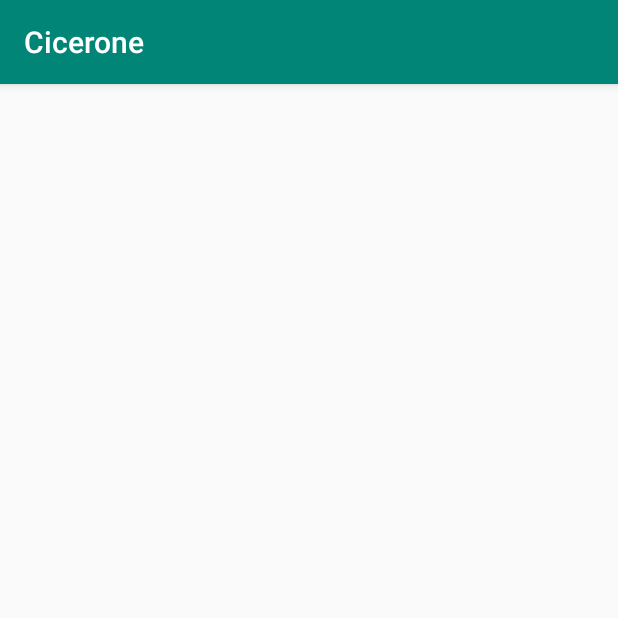
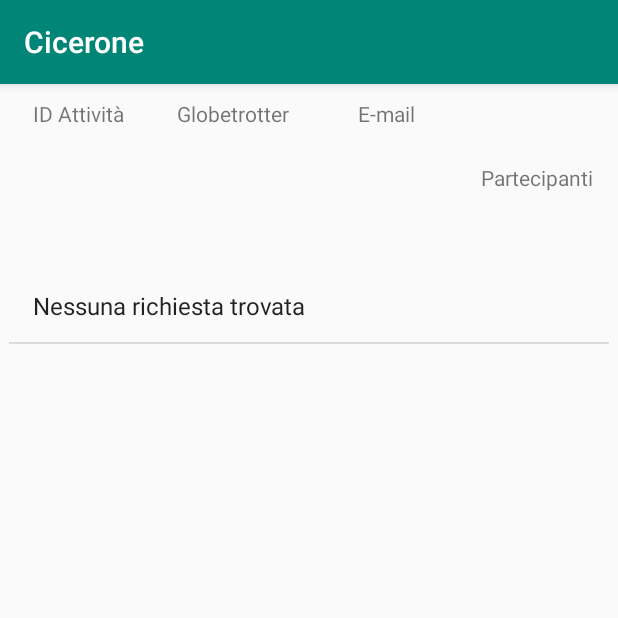
Before and after one commit to Mario-Volpe/Cicerone, an Android app: the DettaglioRichieste screen opened directly, with no data from a screen before it, on a phone screen of 412 x 824 dp, the top half of it. Run offline under Robolectric (Android 15) with nearby library versions, the phone set to English and light mode, and no system bars; 1 statement that could not run was skipped.

Commit message:
Gestione delle richieste in corso.

```diff
--- a/app/src/main/AndroidManifest.xml
+++ b/app/src/main/AndroidManifest.xml
@@ -9,8 +9,9 @@
         android:roundIcon="@mipmap/ic_launcher_round"
         android:supportsRtl="true"
         android:theme="@style/AppTheme">
-        <activity android:name=".DettaglioRichieste"></activity>
-        <activity android:name=".Rimozione" />
+        <activity android:name=".GestioneRichiesta"></activity>
+        <activity android:name=".DettaglioRichieste" />
+        <activity android:name=".DettagliAttivita" />
         <activity android:name=".Modifica" />
         <activity android:name=".Creazione" />
         <activity android:name=".FormRicerca" />
--- a/app/src/main/java/com/example/cicerone/DettaglioRichieste.java
+++ b/app/src/main/java/com/example/cicerone/DettaglioRichieste.java
@@ -1,13 +1,81 @@
 package com.example.cicerone;
 
+import android.content.Intent;
 import android.support.v7.app.AppCompatActivity;
 import android.os.Bundle;
+import android.view.View;
+import android.widget.AdapterView;
+import android.widget.ArrayAdapter;
+import android.widget.ListView;
+import android.widget.Toast;
+
+import com.example.cicerone.data.model.DBhelper;
+
+import java.util.ArrayList;
 
 public class DettaglioRichieste extends AppCompatActivity {
+    private static final String TAG = "DettaglioRichieste";
+
+    public static String getTAG() {
+        return TAG;
+    }
 
     @Override
     protected void onCreate(Bundle savedInstanceState) {
         super.onCreate(savedInstanceState);
         setContentView(R.layout.activity_dettaglio_richieste);
+
+        ListView lista = findViewById(R.id.listaAttivita);
+
+        ArrayList<String> array = new ArrayList<>();
+        ArrayList<Utente> u= new ArrayList<>(); //n richieste per attività
+        Integer idAttivita = getIntent().getExtras().getInt("id");
+        String chiamante = "richieste";
+
+        final ArrayList<Prenotazione> p = new DBhelper(DettaglioRichieste.this).getAllPrenotazioni(idAttivita,chiamante);
+
+        final Integer[] ids;
+        String avv="Nessuna richiesta trovata";
+        int flag=0;
+        int j=0;
+
+        if(p.size()==0){
+            Toast.makeText(DettaglioRichieste.this, "Nessuna richiesta trovata", Toast.LENGTH_SHORT).show();
+            flag=1;
+        }
+
+        if (flag==0) {
+            ids = new Integer[p.size()];
+            for (Prenotazione b : p) {
+                ids[j] = b.getIdAttivita();
+                Utente u2 = new Utente(this,"","","",b.getEmail(),"");
+                u.add(new DBhelper(this).getInfoUtente(u2));
+                j++;
+            }
+        }
+        else
+            array.add(avv);
+
+        ArrayAdapter<String> adapter = new ArrayAdapter<>(
+                DettaglioRichieste.this,android.R.layout.simple_list_item_1,array
+        );
+
+        FoodAdapter fadapter = new FoodAdapter(this,idAttivita,p,u,"dettaglio");
+
+        if (flag==1)
+            lista.setAdapter(adapter);
+
+        else{
+            lista.setAdapter(fadapter);
+            lista.setOnItemClickListener(new AdapterView.OnItemClickListener() {
+                @Override
+                public void onItemClick(AdapterView<?> parent, View view, int position, long id) {
+                    Intent inte = new Intent(DettaglioRichieste.this, GestioneRichiesta.class);
+                    inte.putExtra("prenotazione",p.get(position));
+                    startActivity(inte);
+                    finish();
+                }
+            });
+        }
     }
 }
--- a/app/src/main/java/com/example/cicerone/HomeActivity.java
+++ b/app/src/main/java/com/example/cicerone/HomeActivity.java
@@ -102,6 +102,7 @@ public class HomeActivity extends AppCompatActivity {
             public void onClick(View v) {
                 Intent inte = new Intent(HomeActivity.this,FormRicerca.class);
                 inte.putExtra("id",email);
+                inte.putExtra("chiamante","cerca");
                 startActivity(inte);
             }
         });
--- a/app/src/main/java/com/example/cicerone/data/model/DBhelper.java
+++ b/app/src/main/java/com/example/cicerone/data/model/DBhelper.java
@@ -239,10 +239,10 @@ public class DBhelper extends SQLiteOpenHelper {
         ArrayList<Attivita> s = new ArrayList<>();
 
         SQLiteDatabase db = this.getReadableDatabase();
-        String query = "select ID_Attivita, Data, Citta, Lingua, Descrizione_itinerario, Max_partecipanti, Id_Cicerone" +
-                " FROM "+ATTIVITA_TABLE+ " WHERE Citta = '"+a.getCitta()+
-                "' AND DATA = '"+a.getData()+"' AND Max_partecipanti >= "+a.getMaxPartecipanti()+
-                " AND Id_Cicerone != '"+email+"'";
+        String query = "select A.ID_Attivita, A.Data, A.Citta, A.Lingua, A.Descrizione_itinerario, A.Max_partecipanti, A.Id_Cicerone, P.Conferma, P.ID_ATTIVITA,P.GLOBETROTTER" +
+                " FROM "+ATTIVITA_TABLE+ " A,"+PRENOTAZIONE_TABLE+" P WHERE A.Citta = '"+a.getCitta()+
+                "' AND A.DATA = '"+a.getData()+"' AND A.Max_partecipanti >= "+a.getMaxPartecipanti()+
+                " AND A.Id_Cicerone != '"+email+"' AND A.Id_Cicerone != P.GLOBETROTTER AND A.ID_Attivita != P.ID_ATTIVITA";
 
         Cursor cursor = db.rawQuery(query,null );
 
@@ -364,12 +364,21 @@ public class DBhelper extends SQLiteOpenHelper {
         return res;
     }
 
-    public ArrayList<Prenotazione> getAllPrenotazioni(Integer id){
+    public ArrayList<Prenotazione> getAllPrenotazioni(Integer id,String chiamante){
         ArrayList<Prenotazione> s = new ArrayList<>();
 
         SQLiteDatabase db = this.getReadableDatabase();
-        String query = "select GLOBETROTTER, ID_ATTIVITA, NUMERO_PARTECIPANTI, COMMENTI, CONFERMA" +
-                " FROM "+PRENOTAZIONE_TABLE+ " WHERE ID_ATTIVITA = "+id;
+        String query;
+        if(chiamante.equals("modifica"))
+            query = "select GLOBETROTTER, ID_ATTIVITA, NUMERO_PARTECIPANTI, COMMENTI, CONFERMA" +
+                    " FROM "+PRENOTAZIONE_TABLE+ " WHERE ID_ATTIVITA = "+id;
+        else
+            query = "select GLOBETROTTER, ID_ATTIVITA, NUMERO_PARTECIPANTI, COMMENTI, CONFERMA" +
+                    " FROM "+PRENOTAZIONE_TABLE+ " WHERE ID_ATTIVITA = "+id+" AND CONFERMA = 1";
+
+        if(chiamante.equals("richieste"))
+            query = "select GLOBETROTTER, ID_ATTIVITA, NUMERO_PARTECIPANTI, COMMENTI, CONFERMA" +
+                    " FROM "+PRENOTAZIONE_TABLE+ " WHERE ID_ATTIVITA = "+id+" AND CONFERMA = 0";
 
         Cursor cursor = db.rawQuery(query,null );
 
@@ -379,7 +388,7 @@ public class DBhelper extends SQLiteOpenHelper {
         if (cursor.moveToFirst()) {
             do {
                 Globetrotter = cursor.getString(0);
-                idAttivita = cursor.getInt( 1 );;
+                idAttivita = cursor.getInt( 1 );
                 nPartecipanti = cursor.getInt( 2 );
                 commenti = cursor.getString( 3 );
                 conferma = cursor.getInt(4);
@@ -396,4 +405,19 @@ public class DBhelper extends SQLiteOpenHelper {
         return s;
     }
 
+    public int updatePrenotazione(Prenotazione p){
+        SQLiteDatabase db = this.getReadableDatabase();
+
+        ContentValues args = new ContentValues();
+        args.put(P_COL_COMMENTI, p.getCommenti());
+        args.put(P_COL_CONFERMA, p.getFlagConferma());
+
+        String[] s = new String[]{""+p.getIdAttivita(), p.getEmail()};
+
+        int flag = db.update(PRENOTAZIONE_TABLE,args,"ID_ATTIVITA=? AND GLOBETROTTER=?",s);
+
+        db.close();
+        return flag;
+    }
+
 }
--- a/app/src/main/res/layout/activity_rimozione.xml
+++ b/app/src/main/res/layout/activity_dettagli_attivita.xml
@@ -4,7 +4,8 @@
     xmlns:tools="http://schemas.android.com/tools"
     android:layout_width="match_parent"
     android:layout_height="match_parent"
-    tools:context=".Rimozione">
+    android:background="#4255D8"
+    tools:context=".DettagliAttivita">
 
     <TextView
         android:id="@+id/title"
--- a/app/src/main/res/layout/activity_dettaglio_richieste.xml
+++ b/app/src/main/res/layout/activity_dettaglio_richieste.xml
@@ -6,4 +6,67 @@
     android:layout_height="match_parent"
     tools:context=".DettaglioRichieste">
 
+    <ListView
+        android:id="@+id/listaAttivita"
+        android:layout_width="400dp"
+        android:layout_height="548dp"
+        android:layout_marginBottom="11dp"
+        android:layout_weight="1"
+        android:clickable="true"
+        app:layout_constraintBottom_toBottomOf="parent"
+        app:layout_constraintEnd_toEndOf="parent"
+        app:layout_constraintHorizontal_bias="0.476"
+        app:layout_constraintStart_toStartOf="parent"
+        app:layout_constraintTop_toBottomOf="@+id/cittatxt" />
+
+    <TextView
+        android:id="@+id/cittatxt"
+        android:layout_width="0dp"
+        android:layout_height="39dp"
+        android:layout_marginEnd="2dp"
+        android:layout_marginRight="2dp"
+        android:gravity="center"
+        android:text="Globetrotter"
+        app:layout_constraintBottom_toTopOf="@+id/risultati"
+        app:layout_constraintEnd_toStartOf="@+id/datatxt"
+        app:layout_constraintStart_toEndOf="@+id/idtxt"
+        app:layout_constraintTop_toTopOf="parent" />
+
+    <TextView
+        android:id="@+id/datatxt"
+        android:layout_width="0dp"
+        android:layout_height="39dp"
+        android:gravity="center"
+        android:text="E-mail"
+        app:layout_constraintEnd_toStartOf="@+id/partecipantitxt"
+        app:layout_constraintStart_toEndOf="@+id/cittatxt"
+        app:layout_constraintTop_toTopOf="parent" />
+
+    <TextView
+        android:id="@+id/partecipantitxt"
+        android:layout_width="0dp"
+        android:layout_height="43dp"
+        android:layout_marginEnd="3dp"
+        android:layout_marginRight="3dp"
+        android:gravity="center"
+        android:text="Partecipanti"
+        app:layout_constraintBottom_toTopOf="@+id/listaAttivita"
+        app:layout_constraintEnd_toEndOf="parent"
+        app:layout_constraintStart_toEndOf="@+id/datatxt"
+        app:layout_constraintTop_toTopOf="parent" />
+
+    <TextView
+        android:id="@+id/idtxt"
+        android:layout_width="0dp"
+        android:layout_height="39dp"
+        android:layout_marginStart="2dp"
+        android:layout_marginLeft="2dp"
+        android:layout_marginEnd="2dp"
+        android:layout_marginRight="2dp"
+        android:gravity="center"
+        android:text="ID Attività"
+        app:layout_constraintBaseline_toBaselineOf="@+id/cittatxt"
+        app:layout_constraintEnd_toStartOf="@+id/cittatxt"
+        app:layout_constraintStart_toStartOf="parent" />
+
 </android.support.constraint.ConstraintLayout>
```
Also changed, not shown: app/src/main/java/com/example/cicerone/Cerca.java (+14 -13 lines), app/src/main/java/com/example/cicerone/DettagliAttivita.java (renamed from app/src/main/java/com/example/cicerone/Rimozione.java, +13 -10 lines), app/src/main/java/com/example/cicerone/FoodAdapter.java (+30 -7 lines), app/src/main/java/com/example/cicerone/GestioneRichiesta.java (added, +56 -0 lines), app/src/main/java/com/example/cicerone/Modifica.java (+10 -6 lines), app/src/main/java/com/example/cicerone/Prenotazione.java (+65 -1 lines), app/src/main/res/layout/activity_gestione_richiesta.xml (added, +70 -0 lines).
